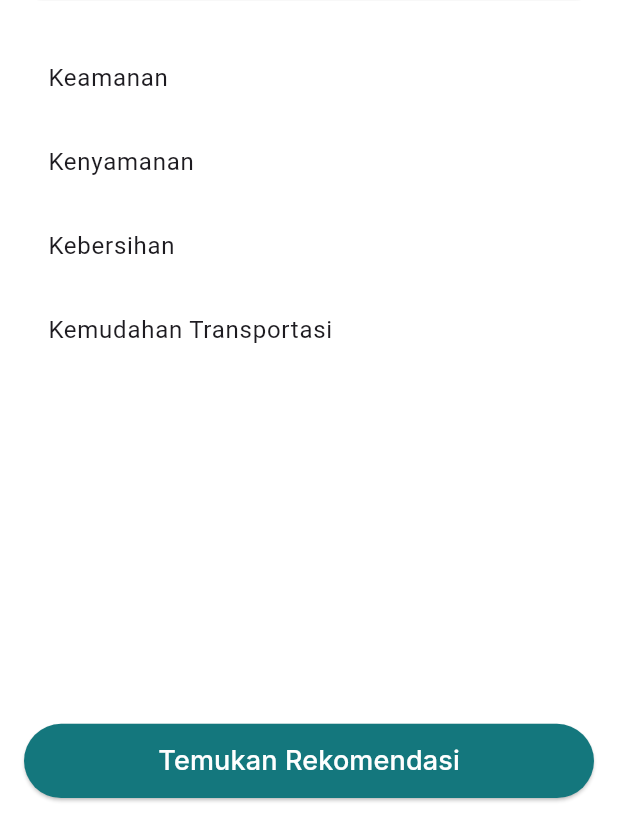
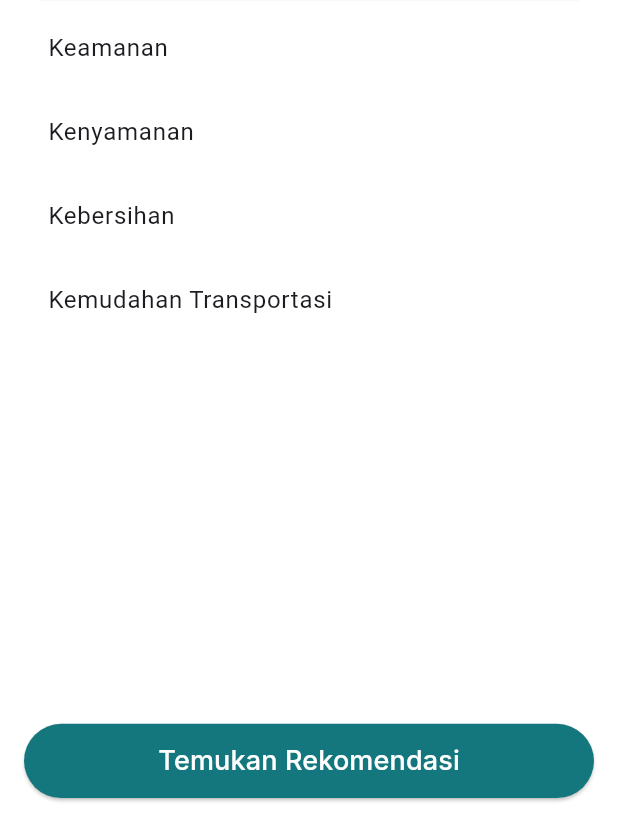
Before and after one commit to adamrasyid01/FinalProject-Camping-Frontend, a Flutter app: the PrioritasKriteriaPage screen opened by its route, on a phone screen of 412 x 824 dp, the part 402-1236 px from its top. Run offline on Flutter 3.47's test engine with Material 3 defaults, Android fonts, the phone set to English and light mode, and no system bars; our stand-ins replace bloc, dartz, dio, equatable, flutter_bloc, flutter_svg and 6 more; accounts and stored records are empty.

Commit message:
fixing bug

```diff
--- a/lib/core/networks/api_endpoints.dart
+++ b/lib/core/networks/api_endpoints.dart
@@ -3,7 +3,7 @@ class ApiEndpoints {
   // static const baseUrl = 'http://192.168.193.118:8000/api';
 
   // Menggunakana Wifi Rumah
-  static const baseUrl = 'http://192.168.100.51:8000/api';
+  static const baseUrl = 'http://192.168.216.118:8000/api';
 
   // Auth Endpoints
   static const String login = '$baseUrl/login';
--- a/lib/features/rekomendasi/presentation/pages/prioritas_kriteria_page.dart
+++ b/lib/features/rekomendasi/presentation/pages/prioritas_kriteria_page.dart
@@ -60,7 +60,7 @@ class _PrioritasKriteriaPageState extends State<PrioritasKriteriaPage> {
     SharedPreferences prefs = await SharedPreferences.getInstance();
     String encodedData =
         jsonEncode(preferences.map((e) => e.toJson()).toList());
-    await prefs.setString("user_preferences", encodedData);
+  await prefs.setString("user_preferences", encodedData);
 
     // Kirim ke Bloc
     rekomendasiBloc
@@ -113,8 +113,7 @@ class _PrioritasKriteriaPageState extends State<PrioritasKriteriaPage> {
         child: Column(
           children: [
             Expanded(
-              child: ListView(
-                padding: EdgeInsets.zero,
+              child: Column(
                 children: [
                   Padding(
                     padding: const EdgeInsets.fromLTRB(16.0, 24.0, 16.0, 12.0),
@@ -136,9 +135,9 @@ class _PrioritasKriteriaPageState extends State<PrioritasKriteriaPage> {
                       ),
                     ),
                   ),
-                  SizedBox(height: 24),
+                  SizedBox(height: 4),
                   SizedBox(
-                    height: 400,
+                    height: 300,
                     child: ReorderableListView(
                       children: [
                         for (int i = 0; i < myTiles.length; i++)
```
Also changed, not shown: 4 other files.
